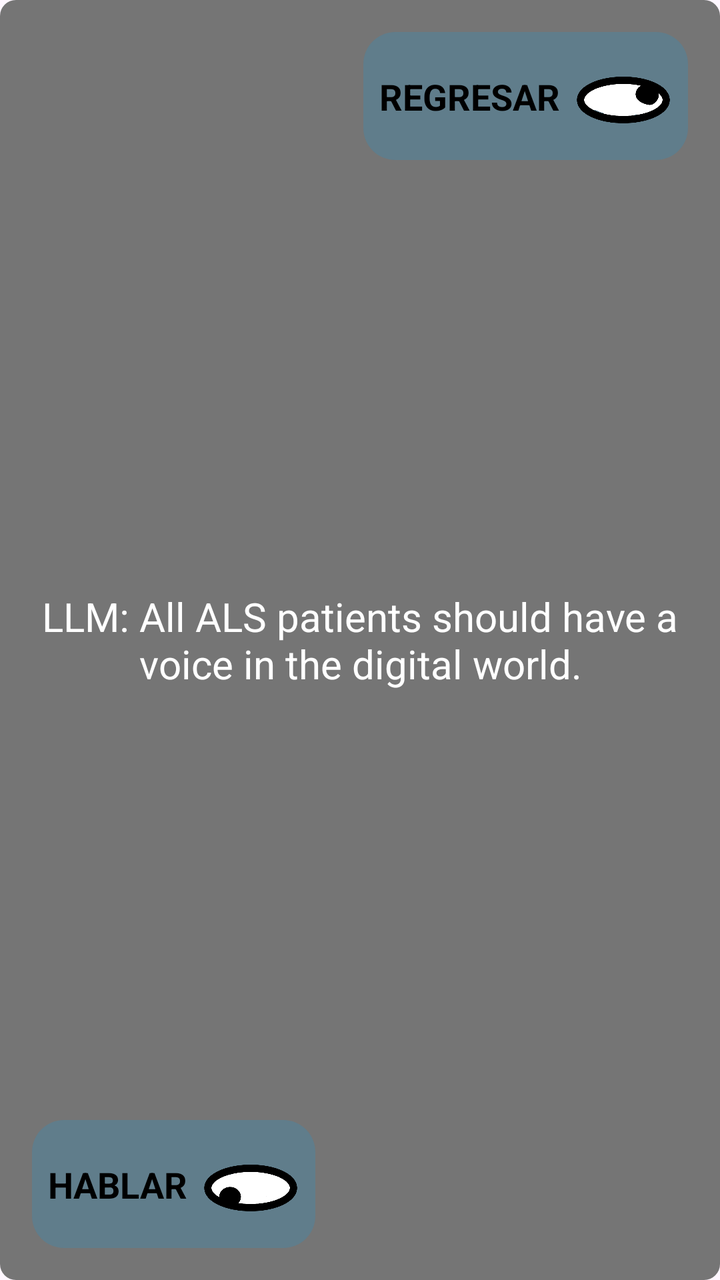
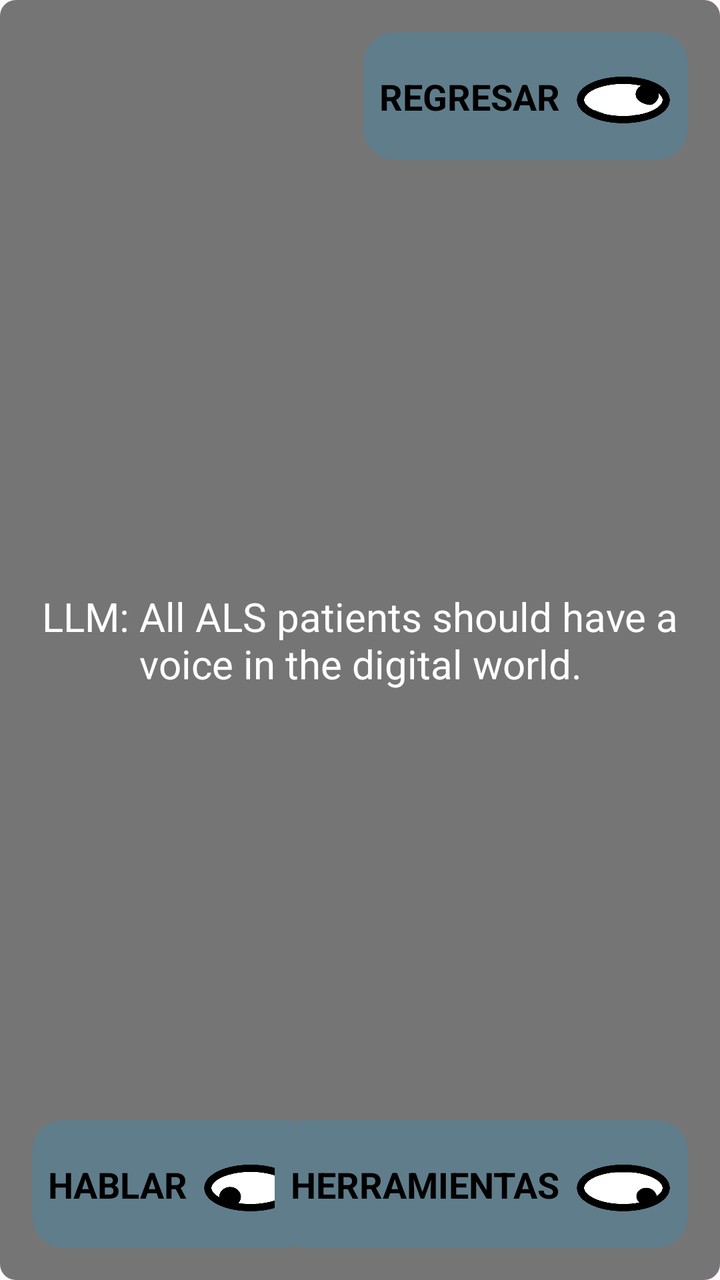

An Android layout rendered at two revisions. The XML below is the earlier revision; the diff shows what the commit changed to produce the second picture.
<!-- AndroidManifest.xml: application theme Theme.Lets -->
<!-- res/layout/popup_completo.xml -->
<?xml version="1.0" encoding="utf-8"?>
<androidx.constraintlayout.widget.ConstraintLayout xmlns:android="http://schemas.android.com/apk/res/android"
    xmlns:app="http://schemas.android.com/apk/res-auto"
    android:layout_width="400dp"
    android:layout_height="250dp"
    android:background="@drawable/llm_area_background"
    android:padding="16dp">

    
    <androidx.constraintlayout.widget.ConstraintLayout
        android:id="@+id/btn_popup_volver"
        android:layout_width="wrap_content"
        android:layout_height="wrap_content"
        android:background="@drawable/panel_background"
        android:padding="8dp"
        app:layout_constraintEnd_toEndOf="parent"
        app:layout_constraintTop_toTopOf="parent">

        <TextView
            android:id="@+id/text_volver"
            android:layout_width="wrap_content"
            android:layout_height="wrap_content"
            android:text="REGRESAR"
            android:textColor="@color/black"
            android:textSize="18sp"
            android:textStyle="bold"
            app:layout_constraintBottom_toBottomOf="parent"
            app:layout_constraintStart_toStartOf="parent"
            app:layout_constraintTop_toTopOf="parent" />

        <ImageView
            android:layout_width="48dp"
            android:layout_height="48dp"
            android:layout_marginStart="8dp"
            android:elevation="12dp"
            android:src="@drawable/ic_gaze_arriba_der"
            app:layout_constraintBottom_toBottomOf="parent"
            app:layout_constraintEnd_toEndOf="parent"
            app:layout_constraintStart_toEndOf="@id/text_volver"
            app:layout_constraintTop_toTopOf="parent" />
    </androidx.constraintlayout.widget.ConstraintLayout>

    
    <TextView
        android:id="@+id/popup_content_text"
        android:layout_width="0dp"
        android:layout_height="0dp"
        android:layout_marginTop="16dp"
        android:layout_marginBottom="16dp"
        android:gravity="center"
        android:text="LLM: All ALS patients should have a voice in the digital world."
        android:textColor="@color/white"
        android:textSize="20sp"
        app:layout_constraintBottom_toTopOf="@+id/btn_popup_hablar"
        app:layout_constraintEnd_toEndOf="parent"
        app:layout_constraintStart_toStartOf="parent"
        app:layout_constraintTop_toBottomOf="@id/btn_popup_volver" />

    
    <androidx.constraintlayout.widget.ConstraintLayout
        android:id="@+id/btn_popup_hablar"
        android:layout_width="wrap_content"
        android:layout_height="wrap_content"
        android:background="@drawable/panel_background"
        android:padding="8dp"
        app:layout_constraintBottom_toBottomOf="parent"
        app:layout_constraintStart_toStartOf="parent">

        <TextView
            android:id="@+id/text_hablar"
            android:layout_width="wrap_content"
            android:layout_height="wrap_content"
            android:text="HABLAR"
            android:textColor="@color/black"
            android:textSize="18sp"
            android:textStyle="bold"
            app:layout_constraintBottom_toBottomOf="parent"
            app:layout_constraintStart_toStartOf="parent"
            app:layout_constraintTop_toTopOf="parent" />

        <ImageView
            android:layout_width="48dp"
            android:layout_height="48dp"
            android:layout_marginStart="8dp"
            android:elevation="12dp"
            android:src="@drawable/ic_gaze_abajo_izq"
            app:layout_constraintBottom_toBottomOf="parent"
            app:layout_constraintEnd_toEndOf="parent"
            app:layout_constraintStart_toEndOf="@id/text_hablar"
            app:layout_constraintTop_toTopOf="parent" />
    </androidx.constraintlayout.widget.ConstraintLayout>

</androidx.constraintlayout.widget.ConstraintLayout>
<!-- resources referenced by this layout -->
<resources>
  <color name="black">#FF000000</color>
  <color name="white">#FFFFFFFF</color>
  <!-- drawable ic_gaze_abajo_izq: png bitmap (drawable, 21672 bytes) -->
  <!-- drawable ic_gaze_arriba_der: png bitmap (drawable, 22146 bytes) -->
  <!-- drawable llm_area_background (drawable) -->
  <?xml version="1.0" encoding="utf-8"?>
  <shape xmlns:android="http://schemas.android.com/apk/res/android">
      <solid android:color="@color/llm_background" />
      <corners android:radius="8dp" />
  </shape>
  <!-- drawable panel_background (drawable) -->
  <?xml version="1.0" encoding="utf-8"?>
  <shape xmlns:android="http://schemas.android.com/apk/res/android">
      <solid android:color="@color/panel_background" />
      <corners android:radius="16dp" />
  </shape>
  <style name="Theme.Lets" parent="Theme.Material3.DayNight.NoActionBar">
          
          <item name="colorPrimary">@color/md_theme_primary</item>
          <item name="colorOnPrimary">@color/md_theme_onPrimary</item>
          <item name="colorPrimaryContainer">@color/md_theme_primaryContainer</item>
          <item name="colorOnPrimaryContainer">@color/md_theme_onPrimaryContainer</item>
  
          
          <item name="colorSurface">@color/md_theme_surface</item>
          <item name="colorOnSurface">@color/md_theme_onSurface</item>
          <item name="colorSurfaceVariant">@color/md_theme_surfaceVariant</item>
          <item name="colorOnSurfaceVariant">@color/md_theme_onSurfaceVariant</item>
  
          
          <item name="android:statusBarColor">@android:color/transparent</item>
      </style>
  <color name="llm_background">#757575</color>
  <color name="panel_background">#607D8B</color>
  <color name="md_theme_primary">#D0BCFF</color>
  <color name="md_theme_onPrimary">#381E72</color>
  <color name="md_theme_primaryContainer">#4F378B</color>
  <color name="md_theme_onPrimaryContainer">#EADDFF</color>
  <color name="md_theme_surface">#141218</color>
  <color name="md_theme_onSurface">#E6E0E9</color>
  <color name="md_theme_surfaceVariant">#49454F</color>
  <color name="md_theme_onSurfaceVariant">#CAC4D0</color>
</resources>

<!-- the commit's change to res/layout/popup_completo.xml (unified diff, before → after) -->
@@ -1,7 +1,7 @@
 <?xml version="1.0" encoding="utf-8"?>
 <androidx.constraintlayout.widget.ConstraintLayout xmlns:android="http://schemas.android.com/apk/res/android"
     xmlns:app="http://schemas.android.com/apk/res-auto"
-    android:layout_width="400dp"
+    android:layout_width="450dp"
     android:layout_height="250dp"
     android:background="@drawable/llm_area_background"
     android:padding="16dp">
@@ -90,4 +90,38 @@
             app:layout_constraintTop_toTopOf="parent" />
     </androidx.constraintlayout.widget.ConstraintLayout>
 
+    
+    <androidx.constraintlayout.widget.ConstraintLayout
+        android:id="@+id/btn_popup_herramientas"
+        android:layout_width="wrap_content"
+        android:layout_height="wrap_content"
+        android:background="@drawable/panel_background"
+        android:padding="8dp"
+        app:layout_constraintBottom_toBottomOf="parent"
+        app:layout_constraintEnd_toEndOf="parent">
+
+        <TextView
+            android:id="@+id/text_herramientas"
+            android:layout_width="wrap_content"
+            android:layout_height="wrap_content"
+            android:text="HERRAMIENTAS"
+            android:textColor="@color/black"
+            android:textSize="18sp"
+            android:textStyle="bold"
+            app:layout_constraintBottom_toBottomOf="parent"
+            app:layout_constraintStart_toStartOf="parent"
+            app:layout_constraintTop_toTopOf="parent" />
+
+        <ImageView
+            android:layout_width="48dp"
+            android:layout_height="48dp"
+            android:layout_marginStart="8dp"
+            android:elevation="12dp"
+            android:src="@drawable/ic_gaze_abajo_der"
+            app:layout_constraintBottom_toBottomOf="parent"
+            app:layout_constraintEnd_toEndOf="parent"
+            app:layout_constraintStart_toEndOf="@id/text_herramientas"
+            app:layout_constraintTop_toTopOf="parent" />
+    </androidx.constraintlayout.widget.ConstraintLayout>
+
 </androidx.constraintlayout.widget.ConstraintLayout>
<!-- resource entries referenced after the edit -->
@@ -2,6 +2,7 @@
 <resources>
   <color name="black">#FF000000</color>
   <color name="white">#FFFFFFFF</color>
+  <!-- drawable ic_gaze_abajo_der: png bitmap (drawable, 21819 bytes) -->
   <!-- drawable ic_gaze_abajo_izq: png bitmap (drawable, 21672 bytes) -->
   <!-- drawable ic_gaze_arriba_der: png bitmap (drawable, 22146 bytes) -->
   <!-- drawable llm_area_background (drawable) -->
